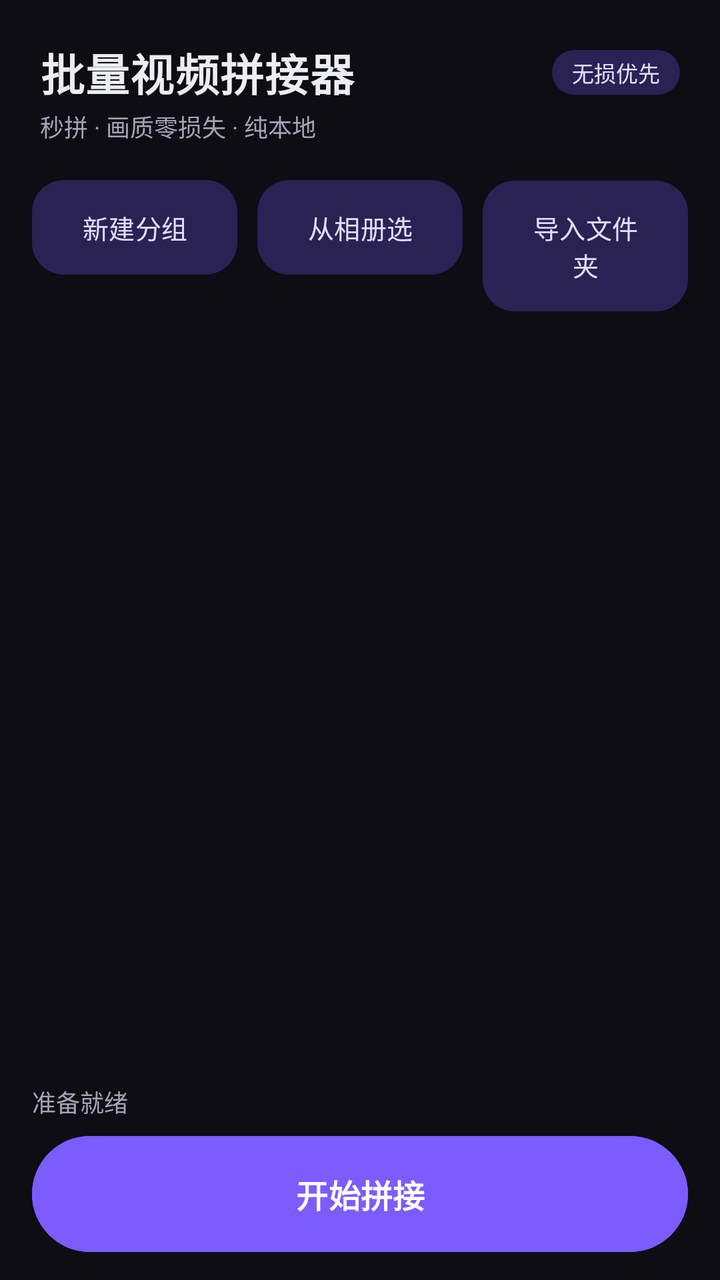
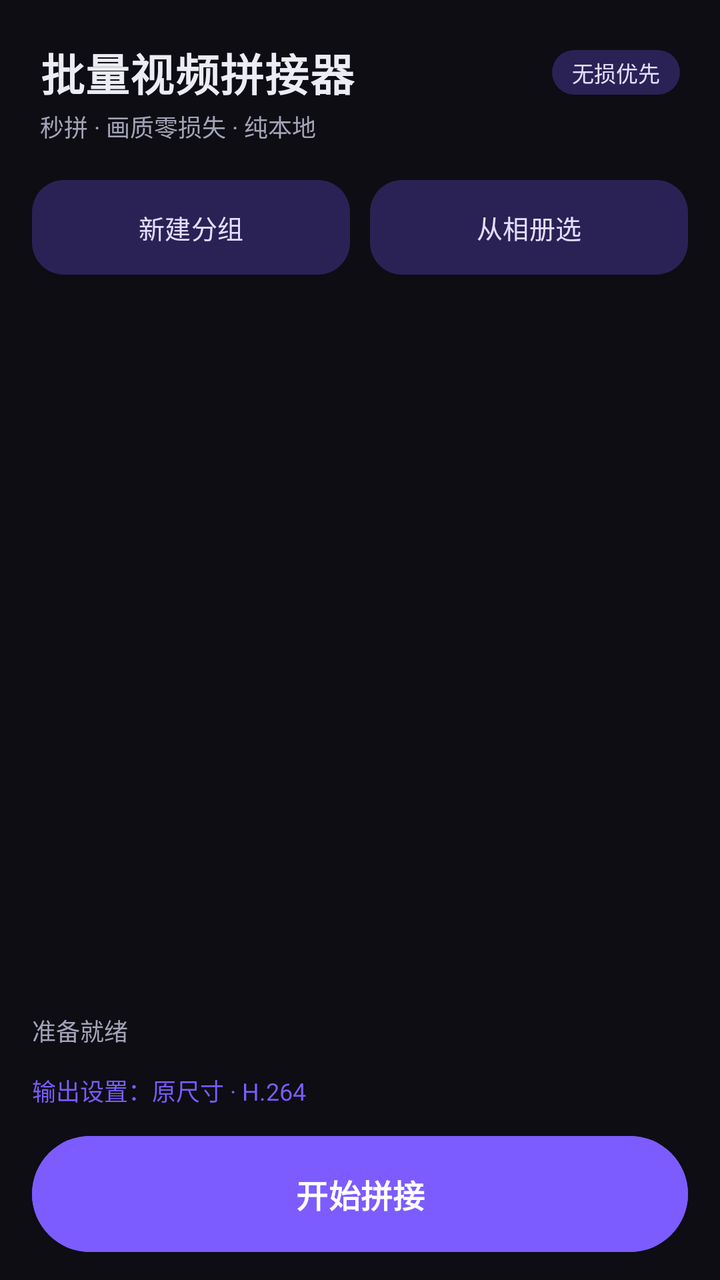

Before-and-after screenshots of an Android layout around one commit, followed by the original layout XML and the change that was made.
<!-- AndroidManifest.xml: application theme Theme.VideoStitcher -->
<!-- res/layout/activity_main.xml -->
<?xml version="1.0" encoding="utf-8"?>
<LinearLayout xmlns:android="http://schemas.android.com/apk/res/android"
    android:layout_width="match_parent"
    android:layout_height="match_parent"
    android:fitsSystemWindows="true"
    android:orientation="vertical">

    
    <LinearLayout
        android:layout_width="match_parent"
        android:layout_height="wrap_content"
        android:orientation="vertical"
        android:paddingLeft="20dp"
        android:paddingTop="20dp"
        android:paddingRight="20dp"
        android:paddingBottom="4dp">

        <LinearLayout
            android:layout_width="match_parent"
            android:layout_height="wrap_content"
            android:gravity="center_vertical"
            android:orientation="horizontal">

            <TextView
                android:layout_width="0dp"
                android:layout_height="wrap_content"
                android:layout_weight="1"
                android:letterSpacing="0.02"
                android:text="批量视频拼接器"
                android:textColor="@color/text_primary"
                android:textSize="22sp"
                android:textStyle="bold" />

            <TextView
                android:layout_width="wrap_content"
                android:layout_height="wrap_content"
                android:background="@drawable/pill_info"
                android:paddingLeft="10dp"
                android:paddingTop="3dp"
                android:paddingRight="10dp"
                android:paddingBottom="3dp"
                android:text="无损优先"
                android:textColor="@color/brand_on_primary_container"
                android:textSize="11sp" />
        </LinearLayout>

        <TextView
            android:layout_width="match_parent"
            android:layout_height="wrap_content"
            android:layout_marginTop="2dp"
            android:text="秒拼 · 画质零损失 · 纯本地"
            android:textColor="@color/text_secondary"
            android:textSize="12sp" />
    </LinearLayout>

    
    <LinearLayout
        android:layout_width="match_parent"
        android:layout_height="wrap_content"
        android:orientation="horizontal"
        android:paddingLeft="16dp"
        android:paddingTop="10dp"
        android:paddingRight="16dp">

        <com.google.android.material.button.MaterialButton
            android:id="@+id/btnNewGroup"
            style="@style/Widget.VideoStitcher.Entry"
            android:layout_width="0dp"
            android:layout_marginEnd="5dp"
            android:layout_weight="1"
            android:text="新建分组"
             />

        <com.google.android.material.button.MaterialButton
            android:id="@+id/btnAlbumPick"
            style="@style/Widget.VideoStitcher.Entry"
            android:layout_width="0dp"
            android:layout_marginStart="5dp"
            android:layout_marginEnd="5dp"
            android:layout_weight="1"
            android:text="从相册选"
             />

        <com.google.android.material.button.MaterialButton
            android:id="@+id/btnImportFolders"
            style="@style/Widget.VideoStitcher.Entry"
            android:layout_width="0dp"
            android:layout_marginStart="5dp"
            android:layout_weight="1"
            android:text="导入文件夹"
             />
    </LinearLayout>

    <ScrollView
        android:id="@+id/scrollGroups"
        android:layout_width="match_parent"
        android:layout_height="0dp"
        android:layout_weight="1"
        android:clipToPadding="false"
        android:fillViewport="true"
        android:paddingTop="6dp"
        android:scrollbars="none">

        <LinearLayout
            android:id="@+id/containerGroups"
            android:layout_width="match_parent"
            android:layout_height="wrap_content"
            android:orientation="vertical"
            android:paddingBottom="8dp" />
    </ScrollView>

    <TextView
        android:id="@+id/tvEmpty"
        android:layout_width="match_parent"
        android:layout_height="0dp"
        android:layout_weight="1"
        android:gravity="center"
        android:lineSpacingExtra="6dp"
        android:padding="32dp"
        android:text="还没有分组\n\n从相册选几个视频，自动组成一组\n或导入文件夹，每个子文件夹一组"
        android:textColor="@color/text_secondary"
        android:textSize="14sp"
        android:visibility="gone" />

    
    <LinearLayout
        android:layout_width="match_parent"
        android:layout_height="wrap_content"
        android:orientation="vertical"
        android:paddingLeft="16dp"
        android:paddingTop="10dp"
        android:paddingRight="16dp"
        android:paddingBottom="14dp">

        <ProgressBar
            android:id="@+id/pbOverall"
            style="?android:attr/progressBarStyleHorizontal"
            android:layout_width="match_parent"
            android:layout_height="wrap_content"
            android:indeterminate="true"
            android:progressDrawable="@drawable/progress_thin"
            android:visibility="gone" />

        <TextView
            android:id="@+id/tvStatus"
            android:layout_width="match_parent"
            android:layout_height="wrap_content"
            android:layout_marginTop="4dp"
            android:minHeight="18dp"
            android:text="准备就绪"
            android:textColor="@color/text_secondary"
            android:textSize="12sp" />

        <com.google.android.material.button.MaterialButton
            android:id="@+id/btnStart"
            android:layout_width="match_parent"
            android:layout_height="58dp"
            android:layout_marginTop="8dp"
            android:backgroundTint="@color/brand_primary"
            android:insetTop="0dp"
            android:insetBottom="0dp"
            android:text="开始拼接"
            android:textColor="@color/brand_on_primary"
            android:textSize="16sp"
            android:textStyle="bold"
             />

        <com.google.android.material.button.MaterialButton
            android:id="@+id/btnOpenOutput"
            style="@style/Widget.Material3.Button.OutlinedButton"
            android:layout_width="match_parent"
            android:layout_height="48dp"
            android:layout_marginTop="8dp"
            android:text="打开相册查看成品"
            android:textSize="13sp"
            android:visibility="gone"
            
             />
    </LinearLayout>
</LinearLayout>
<!-- resources referenced by this layout -->
<resources>
  <color name="brand_on_primary">#FFFFFF</color>
  <color name="brand_on_primary_container">#E4DDFF</color>
  <color name="brand_primary">#7C5CFF</color>
  <color name="text_primary">#ECECF4</color>
  <color name="text_secondary">#A3A3B8</color>
  <!-- drawable pill_info (drawable) -->
  <?xml version="1.0" encoding="utf-8"?>
  <shape xmlns:android="http://schemas.android.com/apk/res/android" android:shape="rectangle">
      <solid android:color="@color/brand_primary_container" />
      <corners android:radius="999dp" />
  </shape>
  <!-- drawable progress_thin (drawable) -->
  <?xml version="1.0" encoding="utf-8"?>
  <layer-list xmlns:android="http://schemas.android.com/apk/res/android">
      <item android:id="@android:id/background">
          <shape android:shape="rectangle">
              <solid android:color="@color/outline_subtle" />
              <corners android:radius="3dp" />
          </shape>
      </item>
      <item android:id="@android:id/progress">
          <clip>
              <shape android:shape="rectangle">
                  <solid android:color="@color/brand_primary" />
                  <corners android:radius="3dp" />
              </shape>
          </clip>
      </item>
  </layer-list>
  <style name="Widget.VideoStitcher.Entry" parent="Widget.Material3.Button.TonalButton">
          <item name="backgroundTint">@color/brand_primary_container</item>
          <item name="android:textColor">@color/brand_on_primary_container</item>
          <item name="android:textSize">13sp</item>
          <item name="android:layout_height">wrap_content</item>
          <item name="cornerRadius">16dp</item>
          <item name="android:paddingTop">14dp</item>
          <item name="android:paddingBottom">14dp</item>
          <item name="android:textSize">12sp</item>
          <item name="iconGravity">textStart</item>
          <item name="iconPadding">6dp</item>
          <item name="iconSize">18dp</item>
      </style>
  <color name="brand_primary_container">#2A2255</color>
  <color name="outline_subtle">#2A2A3A</color>
  <color name="accent_gold">#FFC24B</color>
  <color name="danger">#FF5A6E</color>
  <color name="danger_container">#3A1B22</color>
  <color name="bg_root">#0D0D13</color>
  <color name="bg_surface">#15151E</color>
  <color name="bg_surface_2">#1C1C28</color>
  <style name="Widget.VideoStitcher.Card" parent="Widget.Material3.CardView.Elevated">
          <item name="cardBackgroundColor">@color/bg_surface</item>
          <item name="cardCornerRadius">18dp</item>
          <item name="cardElevation">0dp</item>
          <item name="strokeColor">@color/outline_subtle</item>
          <item name="strokeWidth">1dp</item>
      </style>
</resources>

<!-- the commit's change to res/layout/activity_main.xml (unified diff, before → after) -->
@@ -76,18 +76,8 @@
             style="@style/Widget.VideoStitcher.Entry"
             android:layout_width="0dp"
             android:layout_marginStart="5dp"
-            android:layout_marginEnd="5dp"
             android:layout_weight="1"
             android:text="从相册选"
-             />
-
-        <com.google.android.material.button.MaterialButton
-            android:id="@+id/btnImportFolders"
-            style="@style/Widget.VideoStitcher.Entry"
-            android:layout_width="0dp"
-            android:layout_marginStart="5dp"
-            android:layout_weight="1"
-            android:text="导入文件夹"
              />
     </LinearLayout>
 
@@ -151,6 +141,18 @@
             android:textColor="@color/text_secondary"
             android:textSize="12sp" />
 
+        
+        <TextView
+            android:id="@+id/btnOutputSettings"
+            android:layout_width="match_parent"
+            android:layout_height="wrap_content"
+            android:layout_marginTop="6dp"
+            android:paddingTop="6dp"
+            android:paddingBottom="6dp"
+            android:text="输出设置：原尺寸 · H.264"
+            android:textColor="@color/brand_primary"
+            android:textSize="12sp" />
+
         <com.google.android.material.button.MaterialButton
             android:id="@+id/btnStart"
             android:layout_width="match_parent"
